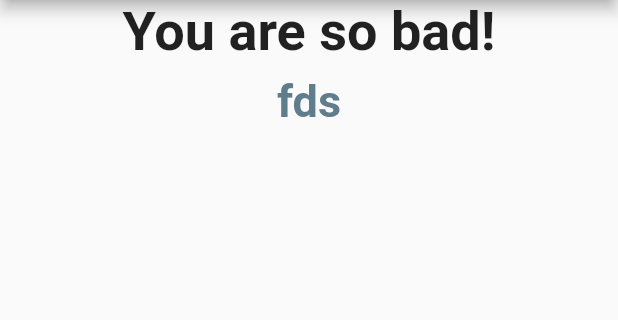
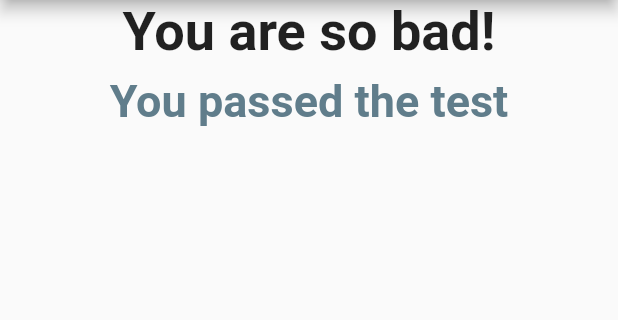
Before and after one commit to kaustubh0955/Flutter-Basics, a Flutter app: the screen it shows after launch, after a tap on "Black", after a tap on "Snake", after a tap on "Angela Yu", on a phone screen of 412 x 824 dp, the part 84-404 px from its top. Run offline on Flutter 3.47's test engine with Material 2 defaults, Android fonts, the phone set to English and light mode, and no system bars.

Commit message:
first commit

```diff
--- a/lib/result.dart
+++ b/lib/result.dart
@@ -33,7 +33,7 @@ class Result extends StatelessWidget {
           TextButton(
             onPressed: resetHandler,
             child: Text(
-              'fds',
+              'You passed the test',
               style: TextStyle(
                 color: Colors.blueGrey,
                 fontSize: 30,
```
